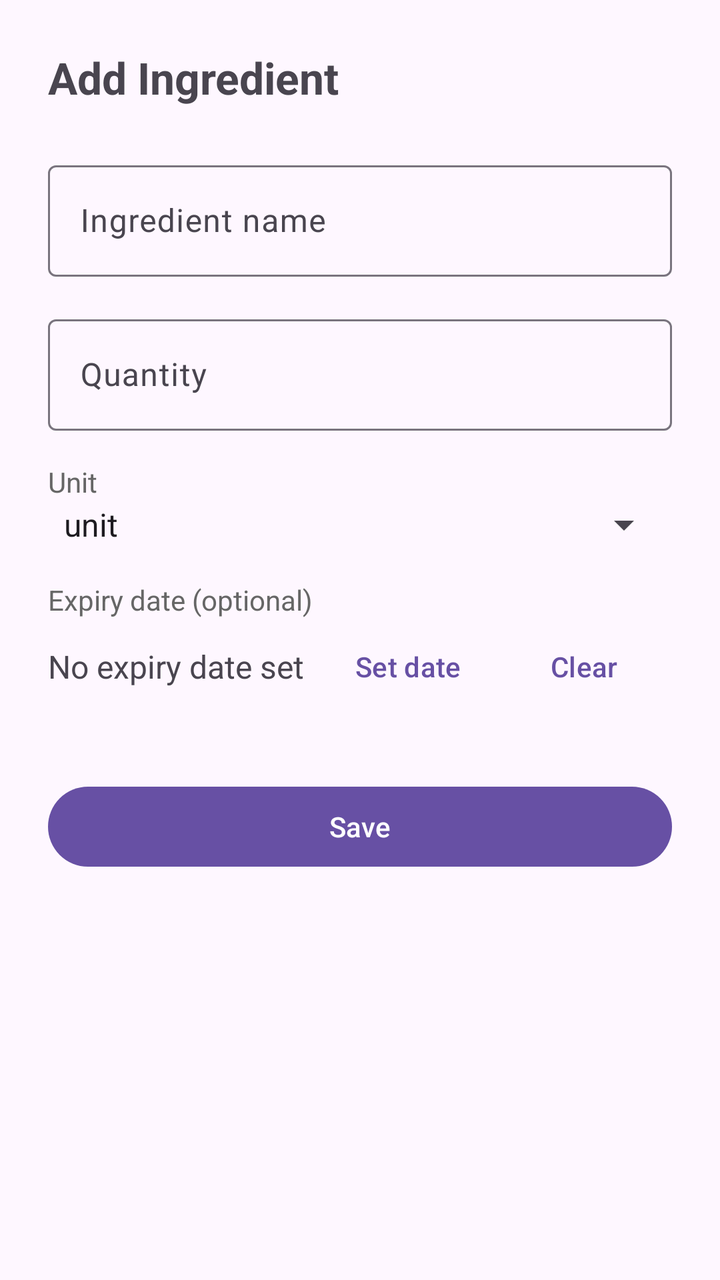
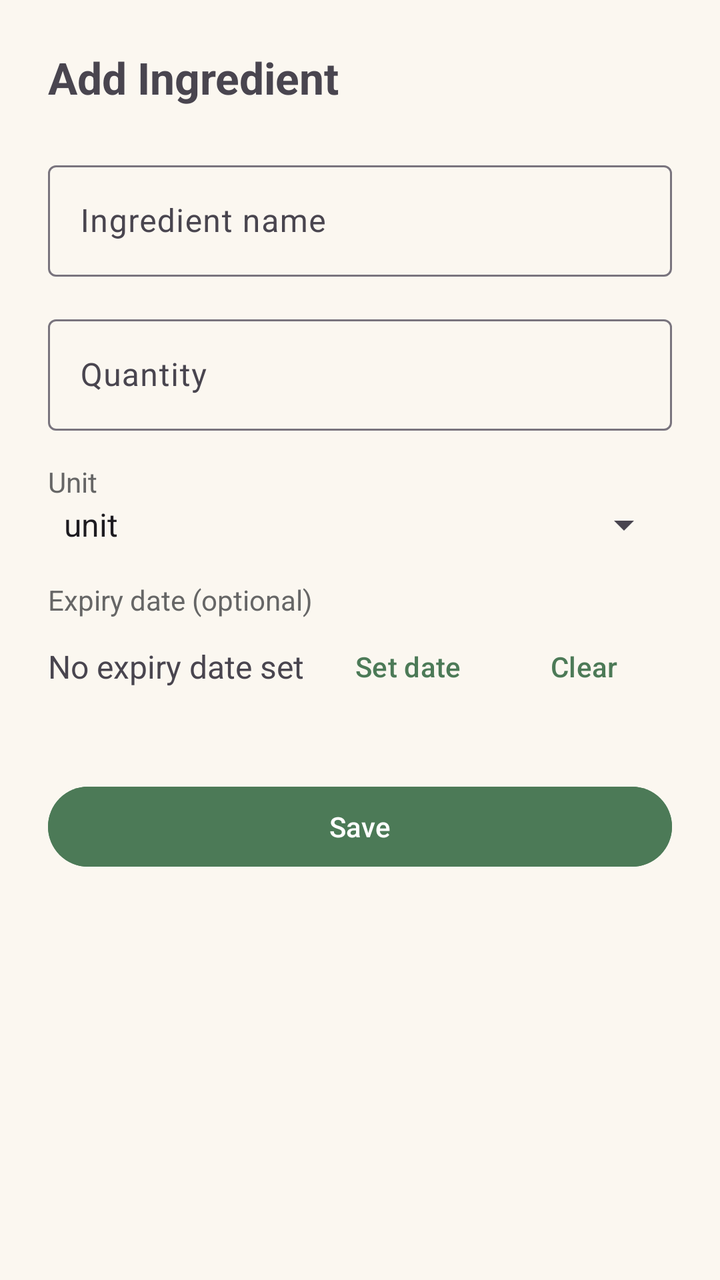

Two renders of the same Android screen: before a commit and after it. Below are the layout's source before the change and the commit's diff.
<!-- AndroidManifest.xml: application theme Theme.SmartPantryManager -->
<!-- res/layout/activity_add_edit_ingredient.xml -->
<?xml version="1.0" encoding="utf-8"?>
<ScrollView xmlns:android="http://schemas.android.com/apk/res/android"
    android:layout_width="match_parent"
    android:layout_height="match_parent">

    <LinearLayout
        android:layout_width="match_parent"
        android:layout_height="wrap_content"
        android:orientation="vertical"
        android:padding="24dp">

        <TextView
            android:id="@+id/textScreenTitle"
            android:layout_width="wrap_content"
            android:layout_height="wrap_content"
            android:text="Add Ingredient"
            android:textSize="22sp"
            android:textStyle="bold"
            android:layout_marginBottom="24dp" />

        <com.google.android.material.textfield.TextInputLayout
            android:id="@+id/layoutName"
            android:layout_width="match_parent"
            android:layout_height="wrap_content"
            android:hint="Ingredient name">

            <com.google.android.material.textfield.TextInputEditText
                android:id="@+id/editIngredientName"
                android:layout_width="match_parent"
                android:layout_height="wrap_content"
                android:inputType="textCapSentences" />
        </com.google.android.material.textfield.TextInputLayout>

        <com.google.android.material.textfield.TextInputLayout
            android:id="@+id/layoutQuantity"
            android:layout_width="match_parent"
            android:layout_height="wrap_content"
            android:layout_marginTop="16dp"
            android:hint="Quantity">

            <com.google.android.material.textfield.TextInputEditText
                android:id="@+id/editQuantity"
                android:layout_width="match_parent"
                android:layout_height="wrap_content"
                android:inputType="numberDecimal" />
        </com.google.android.material.textfield.TextInputLayout>

        <TextView
            android:layout_width="wrap_content"
            android:layout_height="wrap_content"
            android:layout_marginTop="16dp"
            android:text="Unit"
            android:textColor="#666666" />

        <Spinner
            android:id="@+id/spinnerUnit"
            android:layout_width="match_parent"
            android:layout_height="wrap_content"
            android:entries="@array/units_array" />

        <TextView
            android:layout_width="wrap_content"
            android:layout_height="wrap_content"
            android:layout_marginTop="16dp"
            android:text="Expiry date (optional)"
            android:textColor="#666666" />

        <LinearLayout
            android:layout_width="match_parent"
            android:layout_height="wrap_content"
            android:orientation="horizontal"
            android:gravity="center_vertical">

            <TextView
                android:id="@+id/textExpiryDate"
                android:layout_width="0dp"
                android:layout_height="wrap_content"
                android:layout_weight="1"
                android:text="No expiry date set"
                android:textSize="16sp" />

            <Button
                android:id="@+id/buttonPickDate"
                style="?attr/borderlessButtonStyle"
                android:layout_width="wrap_content"
                android:layout_height="wrap_content"
                android:text="Set date" />

            <Button
                android:id="@+id/buttonClearDate"
                style="?attr/borderlessButtonStyle"
                android:layout_width="wrap_content"
                android:layout_height="wrap_content"
                android:text="Clear" />
        </LinearLayout>

        <Button
            android:id="@+id/buttonSave"
            android:layout_width="match_parent"
            android:layout_height="wrap_content"
            android:layout_marginTop="32dp"
            android:text="Save" />

    </LinearLayout>
</ScrollView>
<!-- resources referenced by this layout -->
<resources>
  <string-array name="units_array">
          <item>unit</item>
          <item>g</item>
          <item>kg</item>
          <item>ml</item>
          <item>l</item>
      </string-array>
  <style name="Theme.SmartPantryManager" parent="Base.Theme.SmartPantryManager" />
  <style name="Base.Theme.SmartPantryManager" parent="Theme.Material3.DayNight.NoActionBar">
          
          
      </style>
</resources>

<!-- the commit's change to res/layout/activity_add_edit_ingredient.xml (unified diff, before → after) -->
@@ -1,7 +1,8 @@
 <?xml version="1.0" encoding="utf-8"?>
 <ScrollView xmlns:android="http://schemas.android.com/apk/res/android"
     android:layout_width="match_parent"
-    android:layout_height="match_parent">
+    android:layout_height="match_parent"
+    android:background="@color/pantry_background">
 
     <LinearLayout
         android:layout_width="match_parent"
@@ -99,6 +100,8 @@
             android:layout_width="match_parent"
             android:layout_height="wrap_content"
             android:layout_marginTop="32dp"
+            android:backgroundTint="@color/pantry_primary"
+            android:textColor="@android:color/white"
             android:text="Save" />
 
     </LinearLayout>
<!-- resource entries referenced after the edit -->
@@ -7,10 +7,19 @@
           <item>ml</item>
           <item>l</item>
       </string-array>
+  <color name="pantry_background">#FBF7F0</color>
+  <color name="pantry_primary">#4C7A57</color>
   <style name="Theme.SmartPantryManager" parent="Base.Theme.SmartPantryManager" />
   <style name="Base.Theme.SmartPantryManager" parent="Theme.Material3.DayNight.NoActionBar">
           
           
+          <item name="colorPrimary">@color/pantry_primary</item>
+          <item name="colorPrimaryDark">@color/pantry_primary_dark</item>
+          <item name="colorAccent">@color/pantry_accent</item>
+          <item name="android:windowBackground">@color/pantry_background</item>
+          <item name="colorSecondaryContainer">@color/pantry_accent</item>
       </style>
+  <color name="pantry_primary_dark">#365A3E</color>
+  <color name="pantry_accent">#E8A94B</color>
 </resources>
 
